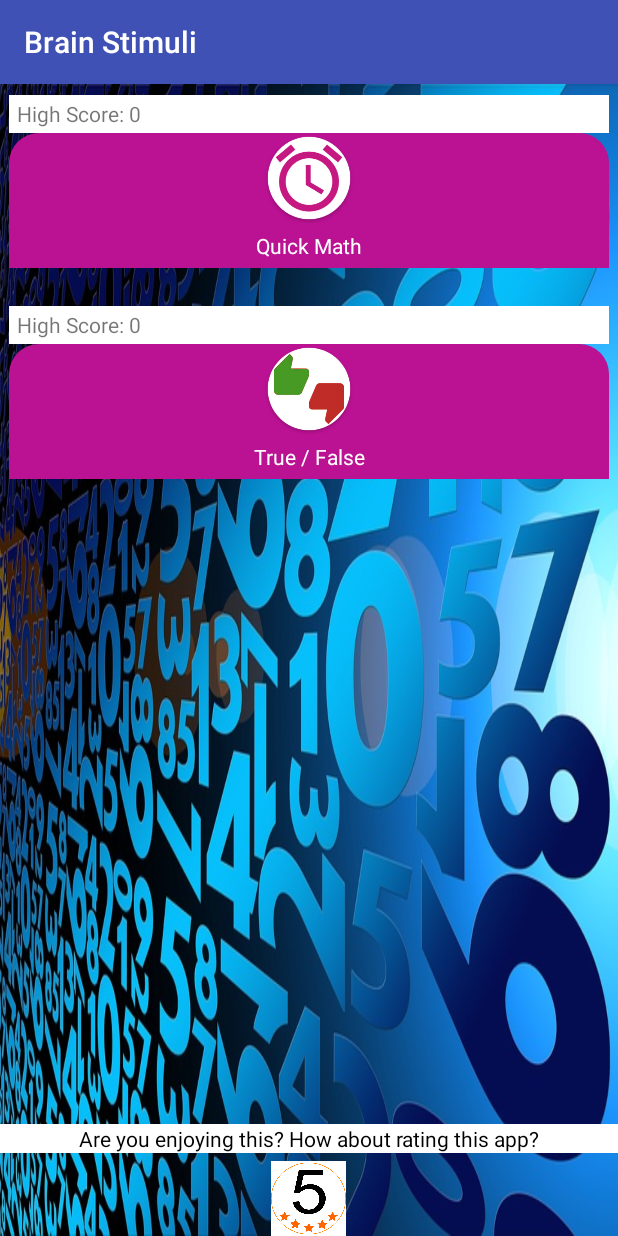
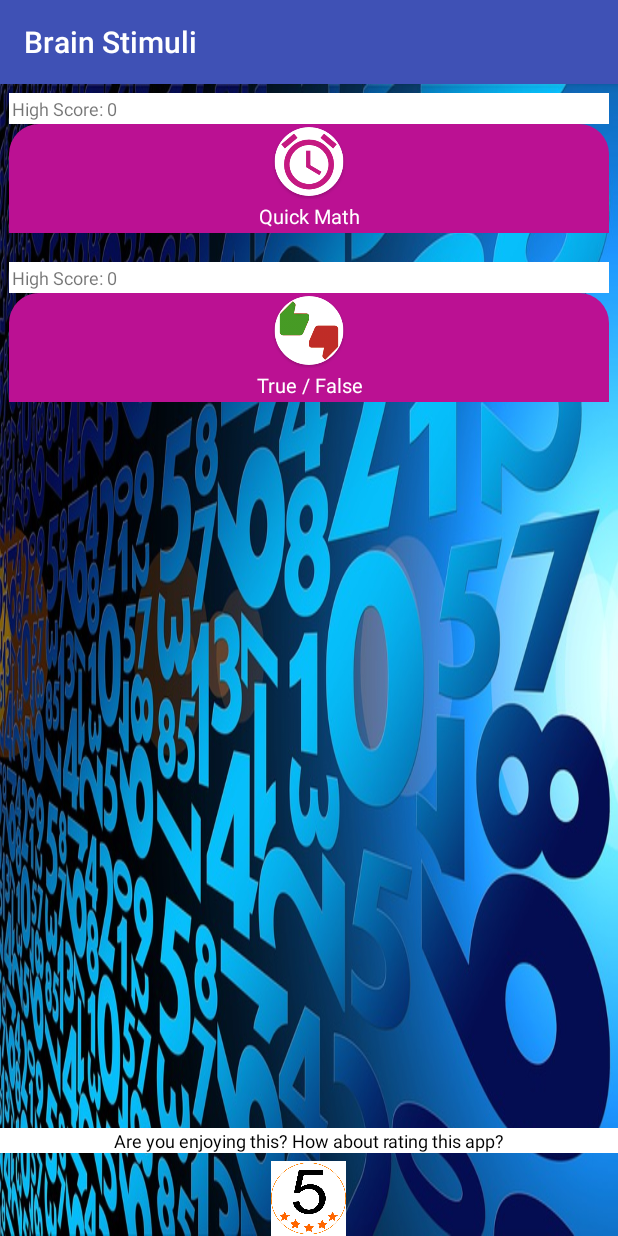
Before and after one commit to yathirajapps/BrainStimuli, an Android app: the screen it shows after launch (MainMenu), on a phone screen of 412 x 824 dp. Run offline under Robolectric (Android 15) with nearby library versions, the phone set to English and light mode, and no system bars; Roboto replaces fonts that are not available here.

Commit message:
Main Menu |_ text size reduced |_ animation time reduced
Context in customDialog changed to <activity_name>.context

MaxRandom decreased to 25

Added Multiplication

```diff
--- a/app/src/main/java/com/yathirajjp/brainstimuli/MainMenu.java
+++ b/app/src/main/java/com/yathirajjp/brainstimuli/MainMenu.java
@@ -66,12 +66,12 @@ public class MainMenu extends AppCompatActivity {
 
         quickMathLayout.animate()
                 .translationXBy(-1000.0f)
-                .setDuration(700)
+                .setDuration(800)
                 .start();
 
         trueFalseLayout.animate()
                 .translationXBy(-1000.0f)
-                .setDuration(1000)
+                .setDuration(1200)
                 .start();
 
         setResult(Activity.RESULT_OK);
--- a/app/src/main/java/com/yathirajjp/brainstimuli/QuickMath.java
+++ b/app/src/main/java/com/yathirajjp/brainstimuli/QuickMath.java
@@ -16,6 +16,7 @@ import android.view.View;
 import android.widget.Button;
 import android.widget.SeekBar;
 import android.widget.TextView;
+import android.widget.Toast;
 
 import java.util.ArrayList;
 import java.util.Random;
@@ -92,7 +93,7 @@ public class QuickMath extends AppCompatActivity {
 
                     incorrectAnswer = random.nextInt(maxRandom * 2);
 
-                    while (incorrectAnswer == correctAnswer) {
+                    while (incorrectAnswer == correctAnswer || existsInAnswer(incorrectAnswer)) {
                         incorrectAnswer = random.nextInt(maxRandom * 2);
                     }
                     answers.add(Integer.toString(incorrectAnswer));
@@ -131,7 +132,7 @@ public class QuickMath extends AppCompatActivity {
 
                     incorrectAnswer = random.nextInt(maxRandom);
 
-                    while (incorrectAnswer == correctAnswer) {
+                    while (incorrectAnswer == correctAnswer || existsInAnswer(incorrectAnswer)) {
                         incorrectAnswer = random.nextInt(maxRandom);
                     }
                     answers.add(Integer.toString(incorrectAnswer));
@@ -165,7 +166,7 @@ public class QuickMath extends AppCompatActivity {
 
                     incorrectAnswer = random.nextInt(tempRand * tempRand);
 
-                    while (incorrectAnswer == correctAnswer || ((incorrectAnswer % 10) != (correctAnswer % 10))) {
+                    while (incorrectAnswer == correctAnswer || ((incorrectAnswer % 10) != (correctAnswer % 10)) || existsInAnswer(incorrectAnswer)) {
                         incorrectAnswer = random.nextInt(tempRand * tempRand);
                     }
                     answers.add(Integer.toString(incorrectAnswer));
@@ -192,6 +193,7 @@ public class QuickMath extends AppCompatActivity {
         TextView yourScoreTextView = (TextView)customDialog.findViewById(R.id.yourScoreTextView);
         Button menuButton = (Button)customDialog.findViewById(R.id.menuButton);
         Button continueButton = (Button)customDialog.findViewById(R.id.continueButton);
+        Button leaderBoardButton = (Button)customDialog.findViewById(R.id.leaderboardButton);
 
         headerTextView.setText(pHeading);
         yourScoreTextView.setText(pScore);
@@ -219,6 +221,14 @@ public class QuickMath extends AppCompatActivity {
                 scoreText.setText(Integer.toString(score));
                 startQuickMath();
 
+            }
+        });
+
+        //Method for LeadersBoard click
+        leaderBoardButton.setOnClickListener(new View.OnClickListener() {
+            @Override
+            public void onClick(View v) {
+                Toast.makeText(QuickMath.this, "Sorry, Leadersboard is still under development.", Toast.LENGTH_SHORT).show();
             }
         });
 
--- a/app/src/main/res/layout/activity_main_menu.xml
+++ b/app/src/main/res/layout/activity_main_menu.xml
@@ -21,19 +21,19 @@
         <TextView
             android:id="@+id/quickMathScore"
             android:layout_width="match_parent"
-            android:layout_height="25dp"
+            android:layout_height="wrap_content"
             android:layout_alignParentStart="true"
             android:layout_alignParentTop="true"
-            android:layout_marginTop="1dp"
+            android:padding="2dp"
             android:background="@color/white"
-            android:gravity="left|center"
-            android:paddingLeft="5dp"
+            android:gravity="start|center"
+            android:textSize="12sp"
             android:text="High Score:" />
 
         <ImageView
             android:id="@+id/timerImageView"
             android:layout_width="match_parent"
-            android:layout_height="60dp"
+            android:layout_height="50dp"
             android:layout_below="@+id/quickMathScore"
             android:background="@drawable/cust_mes_bg_top"
             app:srcCompat="@drawable/timer" />
@@ -46,9 +46,9 @@
             android:layout_marginBottom="4dp"
             android:background="@color/appThemeColor"
             android:gravity="center"
-            android:paddingTop="5dp"
-            android:paddingBottom="5dp"
+            android:padding="2dp"
             android:text="Quick Math"
+            android:textSize="13sp"
             android:textColor="@color/white" />
 
 
@@ -62,25 +62,25 @@
         android:layout_centerHorizontal="true"
         android:layout_marginLeft="6dp"
         android:layout_marginRight="6dp"
-        android:layout_marginTop="20dp"
+        android:layout_marginTop="15dp"
         android:onClick="showTrueFalse">
 
         <TextView
             android:id="@+id/trueFalseScore"
             android:layout_width="match_parent"
-            android:layout_height="25dp"
+            android:layout_height="wrap_content"
             android:layout_alignParentStart="true"
             android:layout_alignParentTop="true"
-            android:layout_marginTop="1dp"
+            android:padding="2dp"
             android:background="@color/white"
-            android:gravity="left|center"
-            android:paddingLeft="5dp"
+            android:gravity="start|center"
+            android:textSize="12sp"
             android:text="High Score:" />
 
         <ImageView
             android:id="@+id/trueFalseImageView"
             android:layout_width="match_parent"
-            android:layout_height="60dp"
+            android:layout_height="50dp"
             android:layout_below="@+id/trueFalseScore"
             android:background="@drawable/cust_mes_bg_top"
             app:srcCompat="@drawable/thumb_up_down_edit" />
@@ -93,9 +93,9 @@
             android:layout_marginBottom="4dp"
             android:background="@color/appThemeColor"
             android:gravity="center"
-            android:paddingBottom="5dp"
-            android:paddingTop="5dp"
+            android:padding="2dp"
             android:text="True / False"
+            android:textSize="13sp"
             android:textColor="@color/white" />
     </RelativeLayout>
 
@@ -113,6 +113,7 @@
             android:layout_height="wrap_content"
             android:background="@color/white"
             android:textColor="@android:color/black"
+            android:textSize="12sp"
             android:gravity="center"
             android:layout_marginBottom="5dp"
             android:text="Are you enjoying this? How about rating this app?" />
```
